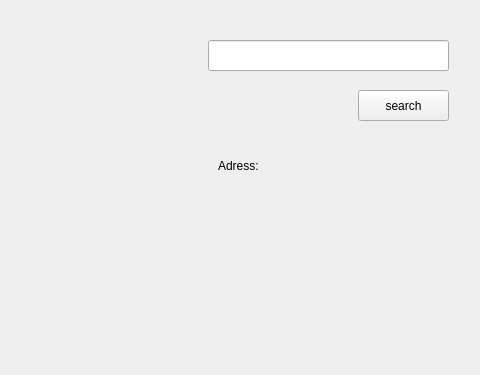
Before: the Qt Designer form des.ui in daegryo/search-oganization-yandex-map, drawn with Qt 5; both pictures show x 412 to 892 and y 0 to 375 of the 892 by 654 pixel window.
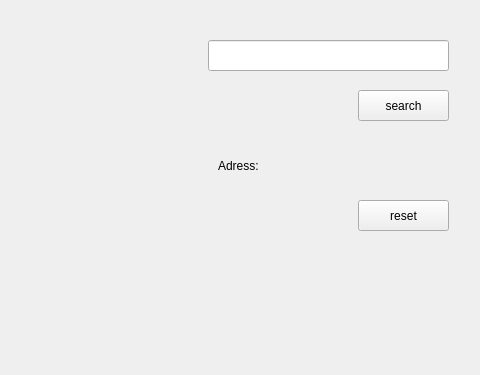
After: the same form once the commit is applied.

Commit message: reset button

The edit to the form file:
```diff
--- a/des.ui
+++ b/des.ui
@@ -50,6 +50,19 @@
      <string>search</string>
     </property>
    </widget>
+   <widget class="QPushButton" name="reset_button">
+    <property name="geometry">
+     <rect>
+      <x>770</x>
+      <y>200</y>
+      <width>91</width>
+      <height>31</height>
+     </rect>
+    </property>
+    <property name="text">
+     <string>reset</string>
+    </property>
+   </widget>
    <widget class="QLabel" name="label">
     <property name="geometry">
      <rect>
```
The commit also changes 5 other files.
